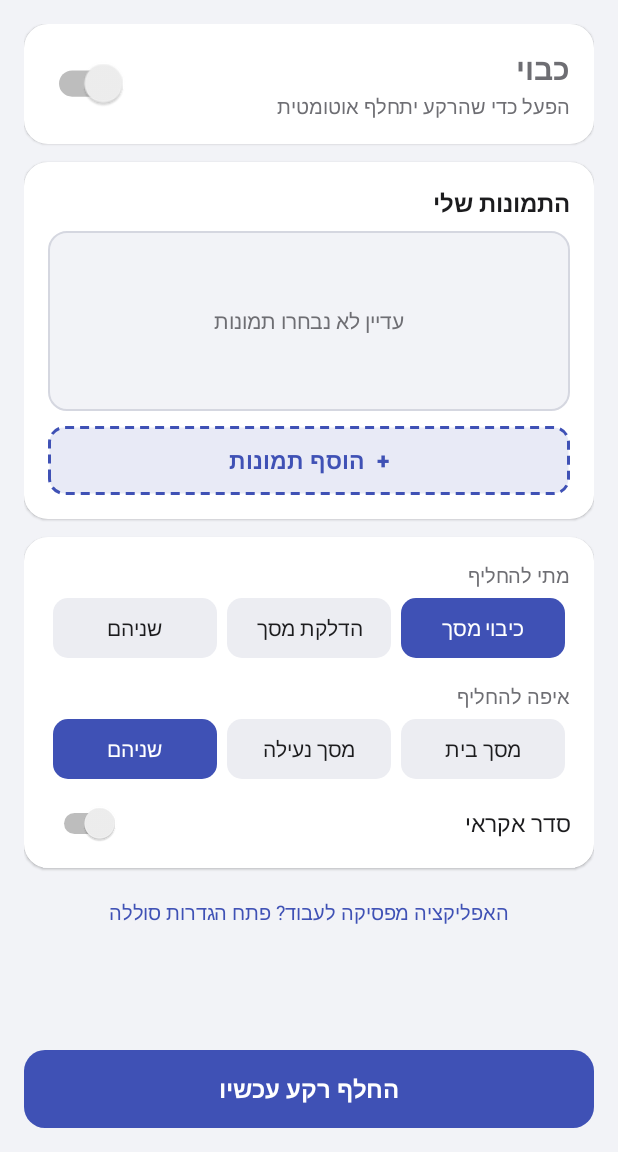
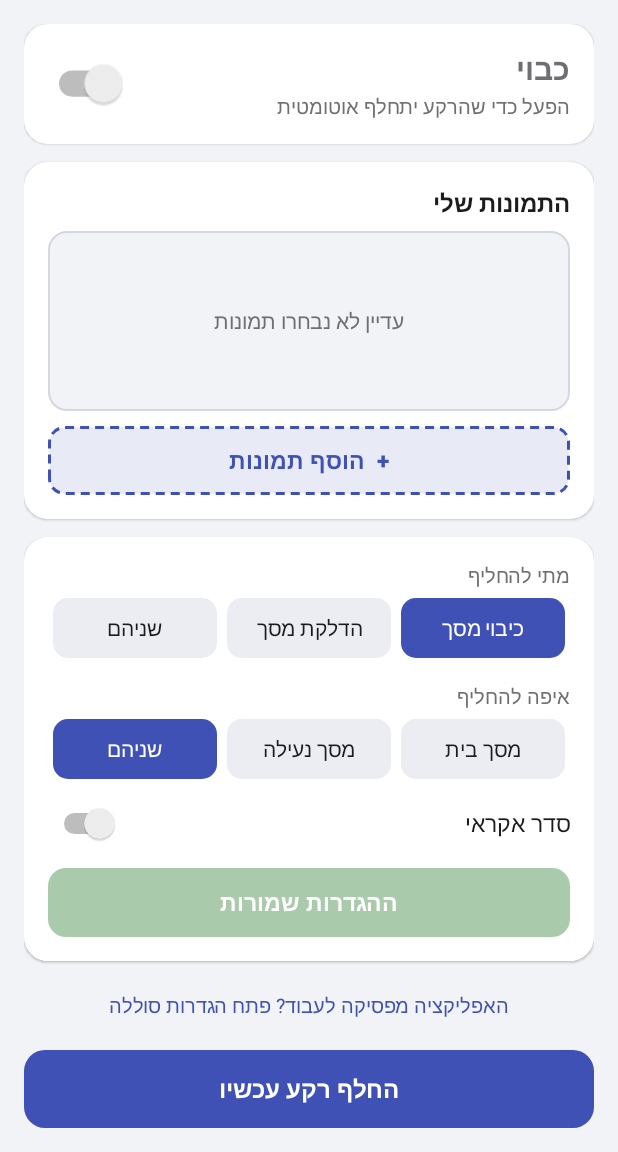
Before and after one commit to nisimdahan10-png/wallpaper-switcher, an Android app: the screen it shows after launch (MainActivity), on a phone screen of 412 x 824 dp, the part 84-1236 px from its top. Run offline under Robolectric (Android 15) with nearby library versions, the phone set to English and light mode, and no system bars.

Commit message:
Add Apply button for settings
Co-Authored-By: Claude Opus 5.5 <noreply@anthropic.com>
Claude-Session: https://claude.ai/code/session_017HToniMNFBUTYTx8dCJPEY

```diff
--- a/app/build.gradle.kts
+++ b/app/build.gradle.kts
@@ -11,8 +11,8 @@ android {
         applicationId = "com.example.wallpaperswitcher"
         minSdk = 24
         targetSdk = 34
-        versionCode = 4
-        versionName = "1.3"
+        versionCode = 5
+        versionName = "1.4"
     }
 
     // מפתח חתימה קבוע – כך כל גרסה חדשה מתעדכנת מעל הקודמת בלי למחוק
--- a/app/src/main/java/com/example/wallpaperswitcher/MainActivity.kt
+++ b/app/src/main/java/com/example/wallpaperswitcher/MainActivity.kt
@@ -17,6 +17,7 @@ import android.provider.Settings
 import android.util.LruCache
 import android.view.Gravity
 import android.view.View
+import android.widget.Button
 import android.widget.GridLayout
 import android.widget.ImageView
 import android.widget.RadioGroup
@@ -45,6 +46,10 @@ class MainActivity : Activity() {
     }
     private var tileSize = 0
     private var updatingSwitch = false
+    private var pendingRandom = false
+    private var pendingTrigger = 0
+    private var pendingTarget = 0
+    private lateinit var applyButton: Button
 
     override fun onCreate(savedInstanceState: Bundle?) {
         super.onCreate(savedInstanceState)
@@ -114,47 +119,62 @@ class MainActivity : Activity() {
             }
         }
 
+        // הגדרות ממתינות – נשמרות רק בלחיצה על "החל"
+        pendingRandom = Prefs.isRandom(this)
+        pendingTrigger = Prefs.getTrigger(this)
+        pendingTarget = Prefs.getTarget(this)
+        applyButton = findViewById(R.id.applyButton)
+
         val randomSwitch = findViewById<Switch>(R.id.randomSwitch)
-        randomSwitch.isChecked = Prefs.isRandom(this)
-        randomSwitch.setOnCheckedChangeListener { _, checked -> Prefs.setRandom(this, checked) }
+        randomSwitch.isChecked = pendingRandom
+        randomSwitch.setOnCheckedChangeListener { _, checked ->
+            pendingRandom = checked
+            updateApplyButton()
+        }
 
         val triggerGroup = findViewById<RadioGroup>(R.id.triggerGroup)
         triggerGroup.check(
-            when (Prefs.getTrigger(this)) {
+            when (pendingTrigger) {
                 Prefs.TRIGGER_SCREEN_ON -> R.id.triggerOn
                 Prefs.TRIGGER_BOTH -> R.id.triggerBoth
                 else -> R.id.triggerOff
             }
         )
         triggerGroup.setOnCheckedChangeListener { _, id ->
-            Prefs.setTrigger(
-                this, when (id) {
+            pendingTrigger = when (id) {
                 R.id.triggerOn -> Prefs.TRIGGER_SCREEN_ON
                 R.id.triggerBoth -> Prefs.TRIGGER_BOTH
                 else -> Prefs.TRIGGER_SCREEN_OFF
             }
-            )
-            refreshStatus()
+            updateApplyButton()
         }
 
         val targetGroup = findViewById<RadioGroup>(R.id.targetGroup)
         targetGroup.check(
-            when (Prefs.getTarget(this)) {
+            when (pendingTarget) {
                 Prefs.TARGET_HOME -> R.id.targetHome
                 Prefs.TARGET_LOCK -> R.id.targetLock
                 else -> R.id.targetBoth
             }
         )
         targetGroup.setOnCheckedChangeListener { _, id ->
-            Prefs.setTarget(
-                this, when (id) {
+            pendingTarget = when (id) {
                 R.id.targetHome -> Prefs.TARGET_HOME
                 R.id.targetLock -> Prefs.TARGET_LOCK
                 else -> Prefs.TARGET_BOTH
             }
-            )
+            updateApplyButton()
+        }
+
+        applyButton.setOnClickListener {
+            Prefs.setRandom(this, pendingRandom)
+            Prefs.setTrigger(this, pendingTrigger)
+            Prefs.setTarget(this, pendingTarget)
             refreshStatus()
+            updateApplyButton()
+            toast("ההגדרות נשמרו")
         }
+        updateApplyButton()
 
         refresh()
     }
@@ -195,6 +215,18 @@ class MainActivity : Activity() {
         setSwitch(Prefs.isEnabled(this))
         refreshStatus()
         refreshGrid()
+    }
+
+    private fun hasPendingChanges() =
+        pendingRandom != Prefs.isRandom(this) ||
+            pendingTrigger != Prefs.getTrigger(this) ||
+            pendingTarget != Prefs.getTarget(this)
+
+    private fun updateApplyButton() {
+        val dirty = hasPendingChanges()
+        applyButton.isEnabled = dirty
+        applyButton.alpha = if (dirty) 1f else 0.4f
+        applyButton.text = if (dirty) "החל" else "ההגדרות שמורות"
     }
 
     private fun refreshStatus() {
--- /dev/null
+++ b/app/src/main/res/drawable/btn_apply.xml
@@ -0,0 +1,4 @@
+<?xml version="1.0" encoding="utf-8"?>
+<ripple xmlns:android="http://schemas.android.com/apk/res/android" android:color="#33FFFFFF">
+    <item><shape><solid android:color="@color/on_green" /><corners android:radius="12dp" /></shape></item>
+</ripple>
--- a/app/src/main/res/layout/activity_main.xml
+++ b/app/src/main/res/layout/activity_main.xml
@@ -178,6 +178,18 @@
                     android:text="סדר אקראי"
                     android:textColor="@color/text"
                     android:textSize="15sp" />
+
+                <Button
+                    android:id="@+id/applyButton"
+                    android:layout_width="match_parent"
+                    android:layout_height="46dp"
+                    android:layout_marginTop="16dp"
+                    android:background="@drawable/btn_apply"
+                    android:stateListAnimator="@null"
+                    android:text="החל"
+                    android:textColor="#FFFFFF"
+                    android:textSize="15sp"
+                    android:textStyle="bold" />
             </LinearLayout>
 
             <TextView
```
Lines whose indentation alone changed are shown as unchanged.
